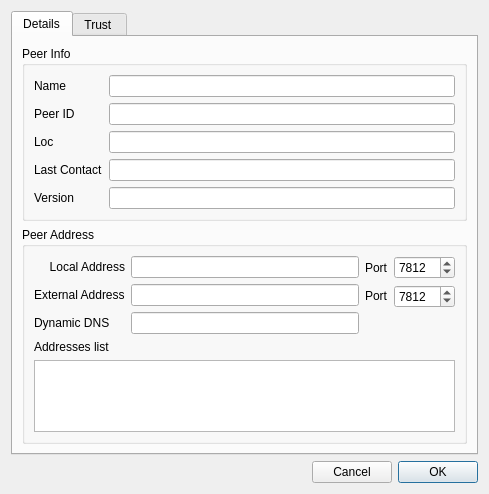
RetroShare/RetroShare, file retroshare-gui/src/gui/connect/ConfCertDialog.ui: the form before one commit.
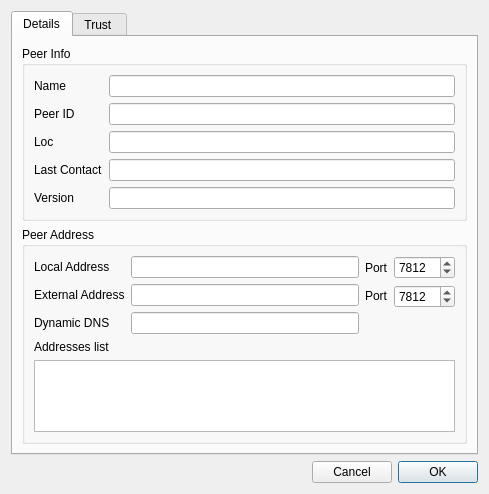
The form after the commit. The open tabs and pages were chosen to show the change. Icons and pictures are not drawn.

Commit message: fixed text alignment for Local Address Label

The edit to the form file:
```diff
--- a/retroshare-gui/src/gui/connect/ConfCertDialog.ui
+++ b/retroshare-gui/src/gui/connect/ConfCertDialog.ui
@@ -130,7 +130,7 @@
                  <string>Local Address</string>
                 </property>
                 <property name="alignment">
-                 <set>Qt::AlignRight|Qt::AlignTrailing|Qt::AlignVCenter</set>
+                 <set>Qt::AlignLeading|Qt::AlignLeft|Qt::AlignVCenter</set>
                 </property>
                </widget>
               </item>
```
Left out of the diff: 2 changed lines with no effect on the pictures.
